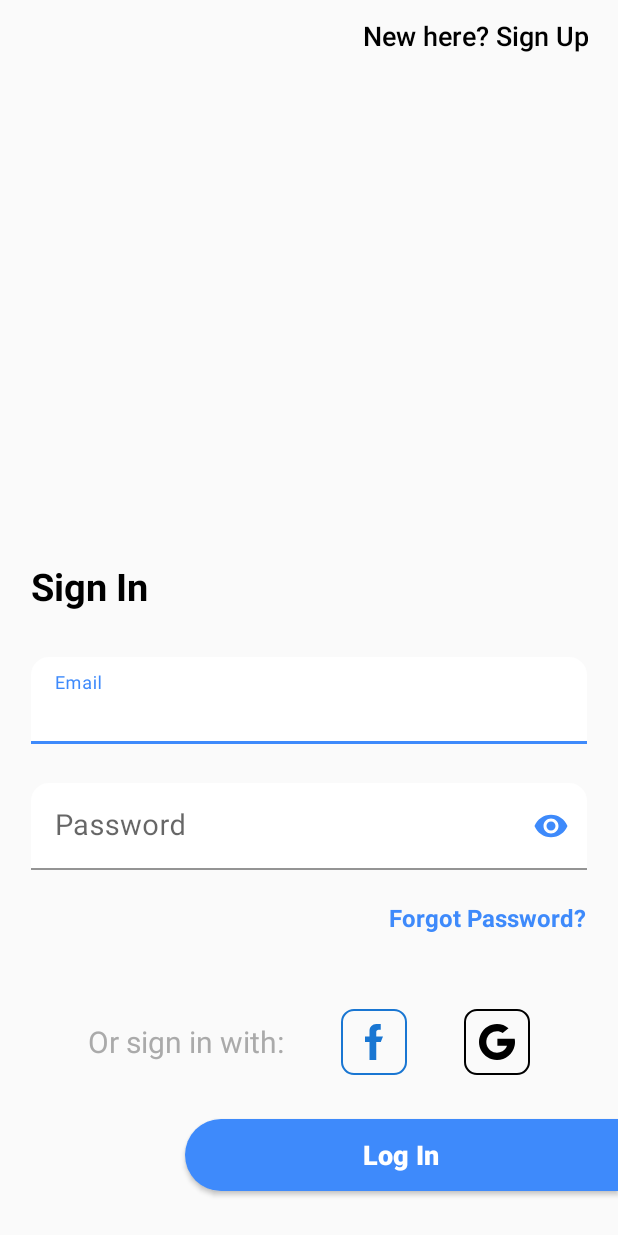
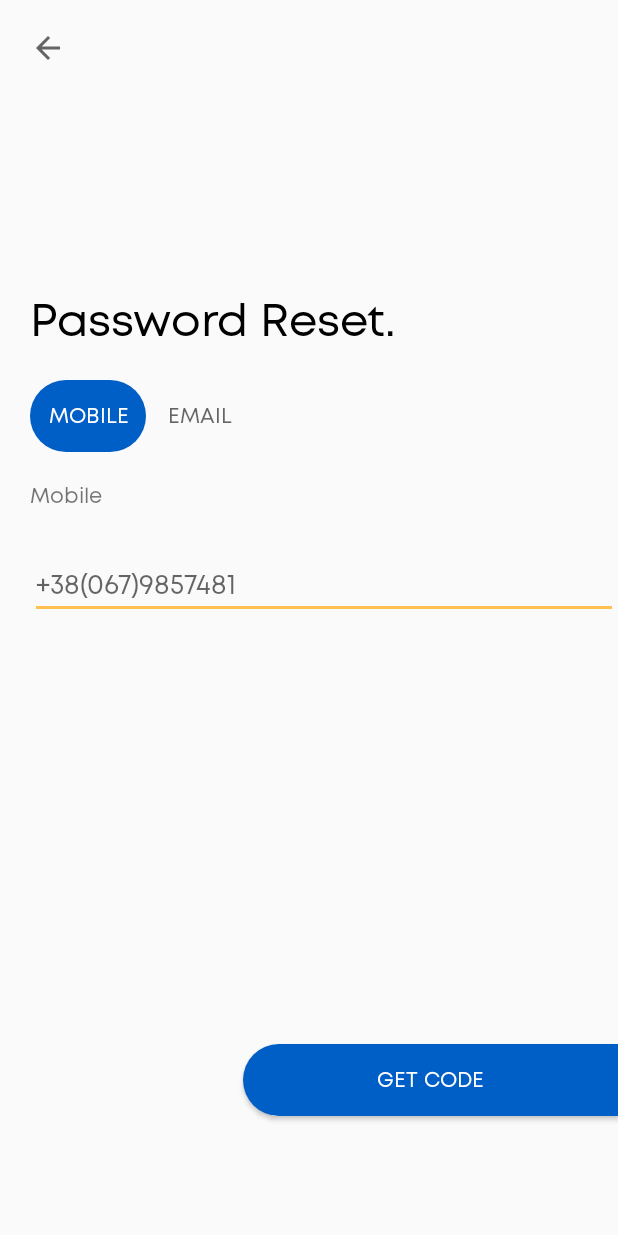
Before and after one commit to definitelyme/iwatch, an Android app: the LoginActivity screen opened directly, with no data from a screen before it, after a tap on "Forgot Password?", on a phone screen of 412 x 824 dp. Run offline under Robolectric (Android 15) with nearby library versions, the phone set to English and light mode, and no system bars.

Commit message:
Password Reset and Verification Screens

```diff
--- a/app/build.gradle
+++ b/app/build.gradle
@@ -49,8 +49,12 @@ dependencies {
     implementation 'androidx.appcompat:appcompat:1.2.0'
     implementation 'androidx.constraintlayout:constraintlayout:2.0.2'
     implementation 'com.google.firebase:firebase-analytics-ktx'
+    implementation 'androidx.lifecycle:lifecycle-viewmodel-ktx:2.2.0'
     implementation 'com.google.android.material:material:1.3.0-alpha03'
     testImplementation 'junit:junit:4.12'
     androidTestImplementation 'androidx.test.ext:junit:1.1.2'
     androidTestImplementation 'androidx.test.espresso:espresso-core:3.3.0'
+
+    //OTP Pin View Library
+    implementation 'com.chaos.view:pinview:1.4.4'
 }
--- a/app/src/main/java/org/health17/iwatch/LoginActivity.kt
+++ b/app/src/main/java/org/health17/iwatch/LoginActivity.kt
@@ -33,5 +33,10 @@ class LoginActivity : AppCompatActivity() {
         google_signin_button_id.setOnClickListener {
             Log.d("TAG", "onCreate: Sign in with Google")
         }
+
+        sign_in_forgotPassword_id.setOnClickListener {
+            val intent = Intent(this, PasswordResetActivity::class.java)
+            startActivity(intent)
+        }
     }
 }
--- /dev/null
+++ b/app/src/main/java/org/health17/iwatch/PasswordResetActivity.kt
@@ -0,0 +1,24 @@
+package org.health17.iwatch
+
+import android.content.Context
+import android.content.Intent
+import androidx.appcompat.app.AppCompatActivity
+import android.os.Bundle
+import android.widget.ImageView
+import kotlinx.android.synthetic.main.activity_password_reset.*
+
+class PasswordResetActivity : AppCompatActivity() {
+    override fun onCreate(savedInstanceState: Bundle?) {
+        super.onCreate(savedInstanceState)
+        setContentView(R.layout.activity_password_reset)
+
+        view_pager.adapter = TabAdapter(this, supportFragmentManager)
+        tab_layout.setupWithViewPager(view_pager)
+
+        val back = findViewById<ImageView>(R.id.back)
+        back.setOnClickListener{
+            val intent = Intent(this, VerificationActivity::class.java)
+            startActivity(intent)
+        }
+    }
+}
--- /dev/null
+++ b/app/src/main/java/org/health17/iwatch/TabAdapter.kt
@@ -0,0 +1,40 @@
+package org.health17.iwatch
+
+import android.content.Context
+import androidx.fragment.app.Fragment
+import androidx.fragment.app.FragmentManager
+import androidx.fragment.app.FragmentPagerAdapter
+import org.health17.iwatch.ui.main.email_verification.EmailVerificationFragment
+import org.health17.iwatch.ui.main.mobile_verification.MobileVerificationFragment
+
+class TabAdapter (private val mContext: Context, fragmentManager: FragmentManager) :
+    FragmentPagerAdapter(fragmentManager) {
+    override fun getItem(position: Int): Fragment {
+        return when (position) {
+            0 -> {
+                MobileVerificationFragment()
+            }
+            1 -> {
+                EmailVerificationFragment()
+            }
+            else -> MobileVerificationFragment()
+        }
+    }
+
+    override fun getCount(): Int {
+        return 2
+    }
+
+    override fun getPageTitle(position: Int): CharSequence {
+        return when (position) {
+            0 -> {
+                mContext.getString(R.string.mobile)
+
+            }
+            1 -> {
+                mContext.getString(R.string.email)
+            }
+            else -> mContext.getString(R.string.mobile)
+        }
+    }
+}
--- /dev/null
+++ b/app/src/main/java/org/health17/iwatch/ui/main/email_verification/EmailVerificationFragment.kt
@@ -0,0 +1,32 @@
+package org.health17.iwatch.ui.main.email_verification
+
+import androidx.lifecycle.ViewModelProvider
+import android.os.Bundle
+import androidx.fragment.app.Fragment
+import android.view.LayoutInflater
+import android.view.View
+import android.view.ViewGroup
+import org.health17.iwatch.R
+
+class EmailVerificationFragment : Fragment() {
+
+    companion object {
+        fun newInstance() = EmailVerificationFragment()
+    }
+
+    private lateinit var viewModel: EmailVerificationViewModel
+
+    override fun onCreateView(
+        inflater: LayoutInflater, container: ViewGroup?,
+        savedInstanceState: Bundle?
+    ): View? {
+        return inflater.inflate(R.layout.email_verification_fragment, container, false)
+    }
+
+    override fun onActivityCreated(savedInstanceState: Bundle?) {
+        super.onActivityCreated(savedInstanceState)
+        viewModel = ViewModelProvider(this).get(EmailVerificationViewModel::class.java)
+        // TODO: Use the ViewModel
+    }
+
+}
--- /dev/null
+++ b/app/src/main/java/org/health17/iwatch/ui/main/email_verification/EmailVerificationViewModel.kt
@@ -0,0 +1,7 @@
+package org.health17.iwatch.ui.main.email_verification
+
+import androidx.lifecycle.ViewModel
+
+class EmailVerificationViewModel : ViewModel() {
+    // TODO: Implement the ViewModel
+}
--- /dev/null
+++ b/app/src/main/java/org/health17/iwatch/ui/main/mobile_verification/MobileVerificationFragment.kt
@@ -0,0 +1,32 @@
+package org.health17.iwatch.ui.main.mobile_verification
+
+import androidx.lifecycle.ViewModelProvider
+import android.os.Bundle
+import androidx.fragment.app.Fragment
+import android.view.LayoutInflater
+import android.view.View
+import android.view.ViewGroup
+import org.health17.iwatch.R
+
+class MobileVerificationFragment : Fragment() {
+
+    companion object {
+        fun newInstance() = MobileVerificationFragment()
+    }
+
+    private lateinit var viewModel: MobileVerificationViewModel
+
+    override fun onCreateView(
+        inflater: LayoutInflater, container: ViewGroup?,
+        savedInstanceState: Bundle?
+    ): View? {
+        return inflater.inflate(R.layout.mobile_verification_fragment, container, false)
+    }
+
+    override fun onActivityCreated(savedInstanceState: Bundle?) {
+        super.onActivityCreated(savedInstanceState)
+        viewModel = ViewModelProvider(this).get(MobileVerificationViewModel::class.java)
+        // TODO: Use the ViewModel
+    }
+
+}
--- /dev/null
+++ b/app/src/main/java/org/health17/iwatch/ui/main/mobile_verification/MobileVerificationViewModel.kt
@@ -0,0 +1,7 @@
+package org.health17.iwatch.ui.main.mobile_verification
+
+import androidx.lifecycle.ViewModel
+
+class MobileVerificationViewModel : ViewModel() {
+    // TODO: Implement the ViewModel
+}
--- /dev/null
+++ b/app/src/main/res/drawable/ic_baseline_arrow_back_24.xml
@@ -0,0 +1,10 @@
+<vector xmlns:android="http://schemas.android.com/apk/res/android"
+    android:width="24dp"
+    android:height="24dp"
+    android:viewportWidth="24"
+    android:viewportHeight="24"
+    android:tint="?attr/colorControlNormal">
+  <path
+      android:fillColor="@android:color/white"
+      android:pathData="M20,11H7.83l5.59,-5.59L12,4l-8,8 8,8 1.41,-1.41L7.83,13H20v-2z"/>
+</vector>
--- /dev/null
+++ b/app/src/main/res/drawable/primary_button.xml
@@ -0,0 +1,11 @@
+<?xml version="1.0" encoding="utf-8"?>
+<selector xmlns:android="http://schemas.android.com/apk/res/android">
+    <item >
+        <shape android:shape="rectangle" >
+            <corners
+                android:bottomLeftRadius="50dp"
+                android:topLeftRadius="50dp"/>
+            <solid android:color="@color/colorPrimaryDark"/>
+        </shape>
+    </item>
+</selector>
--- /dev/null
+++ b/app/src/main/res/drawable/tab_background.xml
@@ -0,0 +1,10 @@
+<?xml version="1.0" encoding="utf-8"?>
+<selector xmlns:android="http://schemas.android.com/apk/res/android">
+    <item  android:state_selected="true" >
+        <shape android:shape="rectangle" >
+            <corners
+                android:radius="50dp"/>
+            <solid android:color="@color/colorPrimaryDark"/>
+        </shape>
+    </item>
+</selector>
--- /dev/null
+++ b/app/src/main/res/layout/activity_password_reset.xml
@@ -0,0 +1,60 @@
+<?xml version="1.0" encoding="utf-8"?>
+<LinearLayout xmlns:android="http://schemas.android.com/apk/res/android"
+    xmlns:app="http://schemas.android.com/apk/res-auto"
+    xmlns:tools="http://schemas.android.com/tools"
+    android:id="@+id/container"
+    android:layout_width="match_parent"
+    android:layout_height="match_parent"
+    android:orientation="vertical"
+    tools:context=".PasswordResetActivity">
+
+    <ImageView
+        android:id="@+id/back"
+        android:layout_width="wrap_content"
+        android:layout_height="wrap_content"
+        android:layout_margin="20dp"
+        android:layout_gravity="start"
+        app:srcCompat="@drawable/ic_baseline_arrow_back_24" />
+
+    <LinearLayout
+        android:id="@+id/titles"
+        android:layout_width="match_parent"
+        android:layout_height="wrap_content"
+        android:layout_marginTop="130dp"
+        android:orientation="vertical">
+
+        <TextView
+            android:id="@+id/verification"
+            android:layout_width="match_parent"
+            android:layout_height="wrap_content"
+            android:layout_marginBottom="20dp"
+            android:layout_marginLeft="20dp"
+            android:text="@string/password_reset"
+            android:textStyle="bold"
+            android:textSize="30sp"
+            android:textColor="@color/black"
+            tools:layout_editor_absoluteX="43dp"
+            tools:layout_editor_absoluteY="251dp" />
+
+        <androidx.viewpager.widget.ViewPager
+            android:id="@+id/view_pager"
+            android:layout_width="match_parent"
+            android:layout_height="wrap_content"
+            android:layout_marginStart="20dp"
+            app:layout_behavior="@string/appbar_scrolling_view_behavior" >
+
+            <com.google.android.material.tabs.TabLayout
+                android:id="@+id/tab_layout"
+                android:layout_width="match_parent"
+                android:layout_height="wrap_content"
+                app:tabBackground="@drawable/tab_background"
+                app:tabSelectedTextColor="@color/white"
+                app:tabIndicatorHeight="0dp"
+                app:tabIndicatorFullWidth="false"
+                app:tabMode="scrollable">
+
+            </com.google.android.material.tabs.TabLayout>
+        </androidx.viewpager.widget.ViewPager>
+
+    </LinearLayout>
+</LinearLayout>
--- /dev/null
+++ b/app/src/main/res/layout/mobile_verification_fragment.xml
@@ -0,0 +1,48 @@
+<?xml version="1.0" encoding="utf-8"?>
+<FrameLayout xmlns:android="http://schemas.android.com/apk/res/android"
+    xmlns:app="http://schemas.android.com/apk/res-auto"
+    xmlns:tools="http://schemas.android.com/tools"
+    android:layout_width="match_parent"
+    android:layout_height="match_parent"
+    tools:context=".ui.main.mobile_verification.MobileVerificationFragment">
+
+    <androidx.constraintlayout.widget.ConstraintLayout
+        android:layout_width="match_parent"
+        android:layout_height="match_parent">
+
+        <TextView
+            android:id="@+id/header"
+            android:layout_width="match_parent"
+            android:layout_height="wrap_content"
+            android:text="@string/mobile"
+            android:layout_marginTop="20dp"
+            app:layout_constraintTop_toTopOf="parent"
+            tools:layout_editor_absoluteX="0dp"/>
+
+            <com.google.android.material.textfield.TextInputEditText
+                android:layout_width="match_parent"
+                android:layout_height="wrap_content"
+                android:hint="@string/mobile_placeholder"
+                app:layout_constraintBottom_toTopOf="@+id/confirm_btn"
+                app:layout_constraintEnd_toEndOf="parent"
+                app:layout_constraintHorizontal_bias="0.0"
+                app:layout_constraintStart_toStartOf="parent"
+                app:layout_constraintTop_toBottomOf="@+id/header"
+                app:layout_constraintVertical_bias="0.091" />
+
+        <Button
+            android:id="@+id/confirm_btn"
+            android:layout_width="250dp"
+            android:layout_height="wrap_content"
+            android:layout_marginStart="@android:dimen/app_icon_size"
+            android:layout_gravity="end"
+            android:layout_marginBottom="80dp"
+            android:background="@drawable/primary_button"
+            android:text="@string/get_code"
+            android:textColor="@color/white"
+            app:layout_constraintBottom_toBottomOf="parent"
+            app:layout_constraintEnd_toEndOf="parent" />
+
+    </androidx.constraintlayout.widget.ConstraintLayout>
+
+</FrameLayout>
--- a/app/src/main/res/values/strings.xml
+++ b/app/src/main/res/values/strings.xml
@@ -32,4 +32,20 @@
     <string name="oauth_google_string">Continue with Google</string>
     <string name="oauth_facebook_string">Continue with Facebook</string>
     <!-- Auth String [END] -->
+
+    <!-- Verification String [START] -->
+    <string name="mobile_verification">Mobile Verification</string>
+    <string name="email_verification">Email Verification</string>
+    <string name="email_placeholder">JohnDoe@mail.com</string>
+    <string name="mobile_placeholder">+38(067)9857481</string>
+    <string name="get_code">Get Code</string>
+    <string name="verification">Verification.</string>
+    <string name="please_enter_the_received_code">Please, enter the received code.</string>
+    <string name="password_reset">Password Reset.</string>
+    <string name="confirm">confirm</string>
+    <string name="mobile">Mobile</string>
+    <string name="email">Email</string>
+    <string name="title_activity_password_reset">PasswordResetActivity</string>
+    <!-- Verification String [END] -->
+
 </resources>
--- a/app/src/main/res/values/styles.xml
+++ b/app/src/main/res/values/styles.xml
@@ -13,6 +13,10 @@
 
         <!-- This kinda acts like a SafeArea Widget for Native Android -->
         <item name="android:windowLayoutInDisplayCutoutMode" tools:targetApi="o_mr1">shortEdges</item>
+
+        <!-- Updates to the new font -->
+        <item name="android:fontFamily">@font/mont_regular</item>
+
     </style>
 
     <!-- Material Theme -->
@@ -31,4 +35,9 @@
         <item name="android:windowLayoutInDisplayCutoutMode" tools:targetApi="o_mr1">shortEdges</item>
     </style>
 
+    <style name="AppTheme.NoActionBar">
+        <item name="windowActionBar">false</item>
+        <item name="windowNoTitle">true</item>
+    </style>
+
 </resources>
```
Also changed, not shown: app/src/main/AndroidManifest.xml (+6 -2 lines), app/src/main/java/org/health17/iwatch/VerificationActivity.kt (added, +11 -0 lines), app/src/main/res/layout/activity_verification.xml (added, +97 -0 lines), app/src/main/res/layout/email_verification_fragment.xml (added, +46 -0 lines), app/src/main/res/font/mont_regular.otf (added).
